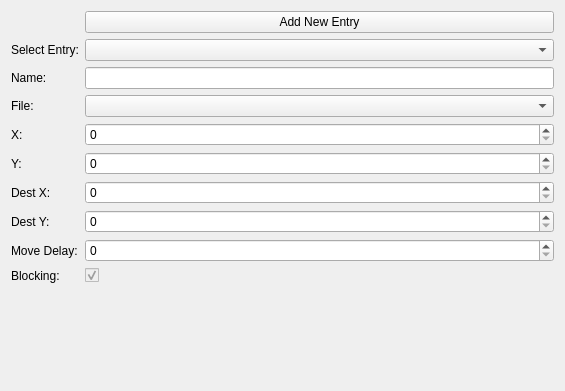
First picture: the form in editor/scenes/tab_image.ui, repository protoman/rockbot, before the edit.
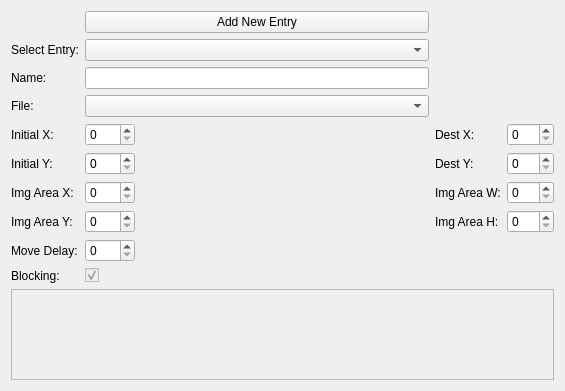
Second picture: the form after the edit. Custom widgets are drawn as their Qt base class.

Commit message: - start implementing preview for scenes and scenes images

The edit to the form file:
```diff
--- a/editor/scenes/tab_image.ui
+++ b/editor/scenes/tab_image.ui
@@ -16,100 +16,36 @@
   <layout class="QVBoxLayout" name="verticalLayout_2">
    <item>
     <layout class="QGridLayout" name="gridLayout">
-     <item row="1" column="1">
-      <widget class="QComboBox" name="select_comboBox"/>
-     </item>
-     <item row="3" column="0">
-      <widget class="QLabel" name="label_3">
-       <property name="text">
-        <string>File:</string>
-       </property>
-      </widget>
-     </item>
-     <item row="0" column="1">
-      <widget class="QPushButton" name="add_Button">
-       <property name="text">
-        <string>Add New Entry</string>
-       </property>
-      </widget>
-     </item>
-     <item row="4" column="0">
-      <widget class="QLabel" name="label_4">
-       <property name="text">
-        <string>X:</string>
-       </property>
-      </widget>
-     </item>
-     <item row="5" column="0">
-      <widget class="QLabel" name="label_5">
-       <property name="text">
-        <string>Y:</string>
-       </property>
-      </widget>
-     </item>
-     <item row="7" column="1">
-      <widget class="QSpinBox" name="desty_spinBox">
-       <property name="maximum">
-        <number>999</number>
-       </property>
-      </widget>
-     </item>
-     <item row="7" column="0">
-      <widget class="QLabel" name="label_7">
-       <property name="text">
-        <string>Dest Y:</string>
-       </property>
-      </widget>
-     </item>
-     <item row="6" column="0">
+     <item row="4" column="2">
       <widget class="QLabel" name="label_6">
        <property name="text">
         <string>Dest X:</string>
        </property>
       </widget>
      </item>
-     <item row="5" column="1">
-      <widget class="QSpinBox" name="y_spinBox">
-       <property name="maximum">
-        <number>999</number>
-       </property>
-      </widget>
-     </item>
-     <item row="1" column="0">
-      <widget class="QLabel" name="label">
+     <item row="11" column="0">
+      <widget class="QLabel" name="label_9">
        <property name="text">
-        <string>Select Entry:</string>
-       </property>
-      </widget>
-     </item>
-     <item row="6" column="1">
-      <widget class="QSpinBox" name="destx_spinBox">
-       <property name="maximum">
-        <number>999</number>
-       </property>
-      </widget>
-     </item>
-     <item row="8" column="0">
-      <widget class="QLabel" name="label_8">
-       <property name="text">
-        <string>Move Delay:</string>
-       </property>
-      </widget>
-     </item>
-     <item row="8" column="1">
-      <widget class="QSpinBox" name="delay_spinBox">
-       <property name="maximum">
-        <number>999</number>
+        <string>Blocking:</string>
        </property>
       </widget>
      </item>
      <item row="4" column="1">
-      <widget class="QSpinBox" name="x_spinBox">
+      <widget class="QSpinBox" name="init_x_spinBox">
+       <property name="maximumSize">
+        <size>
+         <width>50</width>
+         <height>16777215</height>
+        </size>
+       </property>
        <property name="maximum">
         <number>999</number>
        </property>
       </widget>
      </item>
+     <item row="2" column="1">
+      <widget class="QLineEdit" name="name_textEdit"/>
+     </item>
      <item row="2" column="0">
       <widget class="QLabel" name="label_2">
        <property name="text">
@@ -117,17 +53,7 @@
        </property>
       </widget>
      </item>
-     <item row="2" column="1">
-      <widget class="QLineEdit" name="name_textEdit"/>
-     </item>
-     <item row="9" column="0">
-      <widget class="QLabel" name="label_9">
-       <property name="text">
-        <string>Blocking:</string>
-       </property>
-      </widget>
-     </item>
-     <item row="9" column="1">
+     <item row="11" column="1">
       <widget class="QCheckBox" name="blocking_checkBox">
        <property name="enabled">
         <bool>false</bool>
@@ -146,23 +72,212 @@
      <item row="3" column="1">
       <widget class="QComboBox" name="filename_comboBox"/>
      </item>
+     <item row="1" column="0">
+      <widget class="QLabel" name="label">
+       <property name="text">
+        <string>Select Entry:</string>
+       </property>
+      </widget>
+     </item>
+     <item row="10" column="0">
+      <widget class="QLabel" name="label_8">
+       <property name="text">
+        <string>Move Delay:</string>
+       </property>
+      </widget>
+     </item>
+     <item row="5" column="1">
+      <widget class="QSpinBox" name="init_y_spinBox">
+       <property name="maximumSize">
+        <size>
+         <width>50</width>
+         <height>16777215</height>
+        </size>
+       </property>
+       <property name="maximum">
+        <number>999</number>
+       </property>
+      </widget>
+     </item>
+     <item row="10" column="1">
+      <widget class="QSpinBox" name="delay_spinBox">
+       <property name="maximumSize">
+        <size>
+         <width>50</width>
+         <height>16777215</height>
+        </size>
+       </property>
+       <property name="maximum">
+        <number>999</number>
+       </property>
+      </widget>
+     </item>
+     <item row="3" column="0">
+      <widget class="QLabel" name="label_3">
+       <property name="text">
+        <string>File:</string>
+       </property>
+      </widget>
+     </item>
+     <item row="1" column="1">
+      <widget class="QComboBox" name="select_comboBox"/>
+     </item>
+     <item row="0" column="1">
+      <widget class="QPushButton" name="add_Button">
+       <property name="text">
+        <string>Add New Entry</string>
+       </property>
+      </widget>
+     </item>
+     <item row="5" column="0">
+      <widget class="QLabel" name="label_5">
+       <property name="text">
+        <string>Initial Y:</string>
+       </property>
+      </widget>
+     </item>
+     <item row="4" column="0">
+      <widget class="QLabel" name="label_4">
+       <property name="text">
+        <string>Initial X:</string>
+       </property>
+      </widget>
+     </item>
+     <item row="5" column="3">
+      <widget class="QSpinBox" name="desty_spinBox">
+       <property name="maximumSize">
+        <size>
+         <width>50</width>
+         <height>16777215</height>
+        </size>
+       </property>
+       <property name="maximum">
+        <number>999</number>
+       </property>
+      </widget>
+     </item>
+     <item row="4" column="3">
+      <widget class="QSpinBox" name="destx_spinBox">
+       <property name="maximumSize">
+        <size>
+         <width>50</width>
+         <height>16777215</height>
+        </size>
+       </property>
+       <property name="maximum">
+        <number>999</number>
+       </property>
+      </widget>
+     </item>
+     <item row="5" column="2">
+      <widget class="QLabel" name="label_7">
+       <property name="text">
+        <string>Dest Y:</string>
+       </property>
+      </widget>
+     </item>
+     <item row="6" column="0">
+      <widget class="QLabel" name="label_10">
+       <property name="text">
+        <string>Img Area X:</string>
+       </property>
+      </widget>
+     </item>
+     <item row="7" column="0">
+      <widget class="QLabel" name="label_11">
+       <property name="text">
+        <string>Img Area Y:</string>
+       </property>
+      </widget>
+     </item>
+     <item row="6" column="1">
+      <widget class="QSpinBox" name="img_area_x">
+       <property name="maximumSize">
+        <size>
+         <width>50</width>
+         <height>16777215</height>
+        </size>
+       </property>
+      </widget>
+     </item>
+     <item row="7" column="1">
+      <widget class="QSpinBox" name="img_area_y">
+       <property name="maximumSize">
+        <size>
+         <width>50</width>
+         <height>16777215</height>
+        </size>
+       </property>
+      </widget>
+     </item>
+     <item row="6" column="2">
+      <widget class="QLabel" name="label_12">
+       <property name="text">
+        <string>Img Area W:</string>
+       </property>
+      </widget>
+     </item>
+     <item row="7" column="2">
+      <widget class="QLabel" name="label_13">
+       <property name="text">
+        <string>Img Area H:</string>
+       </property>
+      </widget>
+     </item>
+     <item row="6" column="3">
+      <widget class="QSpinBox" name="img_area_w">
+       <property name="maximumSize">
+        <size>
+         <width>50</width>
+         <height>16777215</height>
+        </size>
+       </property>
+      </widget>
+     </item>
+     <item row="7" column="3">
+      <widget class="QSpinBox" name="img_area_h">
+       <property name="maximumSize">
+        <size>
+         <width>50</width>
+         <height>16777215</height>
+        </size>
+       </property>
+      </widget>
+     </item>
     </layout>
    </item>
    <item>
-    <spacer name="verticalSpacer">
-     <property name="orientation">
-      <enum>Qt::Vertical</enum>
+    <widget class="QScrollArea" name="scrollArea">
+     <property name="widgetResizable">
+      <bool>true</bool>
      </property>
-     <property name="sizeHint" stdset="0">
-      <size>
-       <width>20</width>
-       <height>40</height>
-      </size>
-     </property>
-    </spacer>
+     <widget class="QWidget" name="scrollAreaWidgetContents">
+      <property name="geometry">
+       <rect>
+        <x>0</x>
+        <y>0</y>
+        <width>545</width>
+        <height>113</height>
+       </rect>
+      </property>
+      <layout class="QGridLayout" name="gridLayout_2">
+       <item row="0" column="0">
+        <widget class="ImageAreaPreview" name="image_preview_widget" native="true"/>
+       </item>
+      </layout>
+     </widget>
+    </widget>
    </item>
   </layout>
  </widget>
+ <customwidgets>
+  <customwidget>
+   <class>ImageAreaPreview</class>
+   <extends>QWidget</extends>
+   <header>scenes/imageareapreview.h</header>
+   <container>1</container>
+  </customwidget>
+ </customwidgets>
  <resources/>
  <connections/>
 </ui>
```
The commit also changes 13 other files.
